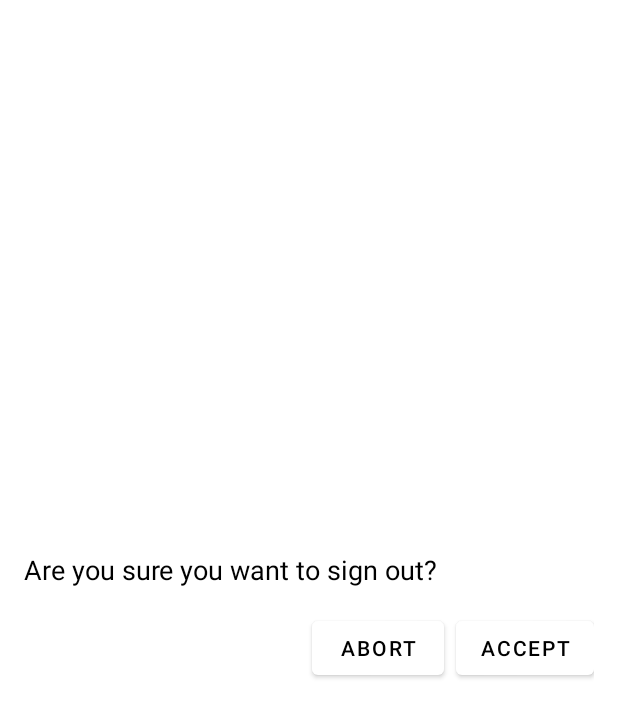
After one commit to AndroidProjectGroupVA/AndroidApp, an Android app: the layout sign_out_dialog.xml on its own in the app's theme, with its tools: preview values and no code run, on a phone screen of 412 x 824 dp. The commit adds this screen. Shown: the top 717 px of the screen. Run offline under Robolectric (Android 15) with nearby library versions, the phone set to English and light mode, and no system bars.

```diff
--- a/app/src/main/res/layout/activity_sign_out.xml
+++ b/app/src/main/res/layout/activity_sign_out.xml
@@ -167,7 +167,7 @@
             android:paddingStart="50dp">
 
             <ImageButton
-                android:id="@+id/imageButton5"
+                android:id="@+id/ibtnSignOut"
                 android:layout_width="50dp"
                 android:layout_height="50dp"
                 android:background="@android:color/transparent"
@@ -177,7 +177,7 @@
                 app:srcCompat="@android:drawable/ic_lock_power_off" />
 
             <TextView
-                android:id="@+id/textView4"
+                android:id="@+id/txtSignOut"
                 android:layout_width="wrap_content"
                 android:layout_height="wrap_content"
                 android:text="Đăng xuất"
--- /dev/null
+++ b/app/src/main/res/layout/sign_out_dialog.xml
@@ -0,0 +1,38 @@
+<?xml version="1.0" encoding="utf-8"?>
+<LinearLayout xmlns:android="http://schemas.android.com/apk/res/android"
+    android:layout_width="match_parent"
+    android:layout_height="wrap_content"
+    android:layout_gravity="center"
+    android:orientation="vertical"
+    android:padding="16dp">
+
+    <TextView
+        android:layout_width="wrap_content"
+        android:layout_height="wrap_content"
+        android:text="Are you sure you want to sign out?"
+        android:textColor="#000000"
+        android:textSize="18sp" />
+
+    <LinearLayout
+        android:layout_width="match_parent"
+        android:layout_height="wrap_content"
+        android:layout_marginTop="16dp"
+        android:gravity="end">
+
+        <Button
+            android:id="@+id/abortButton"
+            android:layout_width="wrap_content"
+            android:layout_height="wrap_content"
+            android:text="Abort"
+            android:textColor="#000000" />
+
+        <Button
+            android:id="@+id/acceptButton"
+            android:layout_width="wrap_content"
+            android:layout_height="wrap_content"
+            android:layout_marginStart="8dp"
+            android:text="Accept"
+            android:textColor="#000000" />
+    </LinearLayout>
+
+</LinearLayout>
```
Also changed, not shown: app/src/main/java/com/example/androidapp/activities/SignOutActivity.java (+38 -4 lines).
